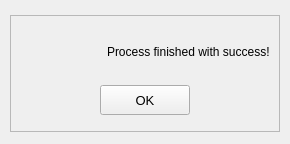
lnls-sirius/pydm-opi, file siriushlacon/vbc/ui/OK_message.ui: the form before one commit.
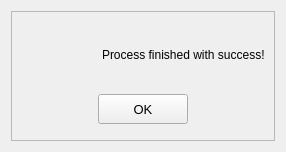
The form after the commit. Icons and pictures are not drawn. Custom widgets are drawn as their Qt base class.

```diff
--- a/siriushlacon/vbc/ui/OK_message.ui
+++ b/siriushlacon/vbc/ui/OK_message.ui
@@ -6,22 +6,16 @@
    <rect>
     <x>0</x>
     <y>0</y>
-    <width>290</width>
-    <height>144</height>
+    <width>286</width>
+    <height>152</height>
    </rect>
   </property>
   <property name="windowTitle">
    <string>Form</string>
   </property>
+  <layout class="QGridLayout" name="gridLayout_3">
+   <item row="0" column="0">
   <widget class="QFrame" name="frame">
-   <property name="geometry">
-    <rect>
-     <x>10</x>
-     <y>15</y>
-     <width>270</width>
-     <height>117</height>
-    </rect>
-   </property>
    <property name="frameShape">
     <enum>QFrame::StyledPanel</enum>
    </property>
@@ -125,6 +119,8 @@
     </item>
    </layout>
   </widget>
+   </item>
+  </layout>
  </widget>
  <customwidgets>
   <customwidget>
```
Lines whose indentation alone changed are shown as unchanged.
